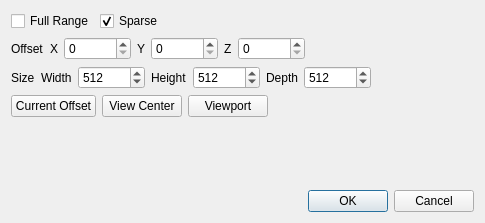
Old version of the form neurolabi/gui/dialogs/zflyemgrayscaledialog.ui in the repository janelia-flyem/NeuTu.
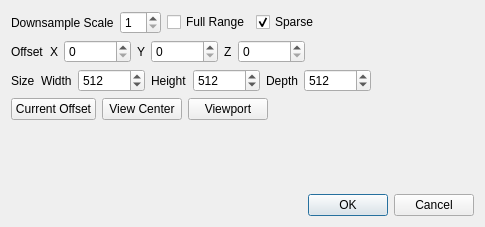
New version of the form.

```diff
--- a/neurolabi/gui/dialogs/zflyemgrayscaledialog.ui
+++ b/neurolabi/gui/dialogs/zflyemgrayscaledialog.ui
@@ -7,7 +7,7 @@
     <x>0</x>
     <y>0</y>
     <width>485</width>
-    <height>223</height>
+    <height>227</height>
    </rect>
   </property>
   <property name="windowTitle">
@@ -16,6 +16,20 @@
   <layout class="QVBoxLayout" name="verticalLayout">
    <item>
     <layout class="QHBoxLayout" name="horizontalLayout_12">
+     <item>
+      <widget class="QLabel" name="downsampleLabel">
+       <property name="text">
+        <string>Downsample Scale</string>
+       </property>
+      </widget>
+     </item>
+     <item>
+      <widget class="QSpinBox" name="downsampleSpinBox">
+       <property name="minimum">
+        <number>1</number>
+       </property>
+      </widget>
+     </item>
      <item>
       <widget class="QCheckBox" name="fullRangeCheckBox">
        <property name="text">
```
